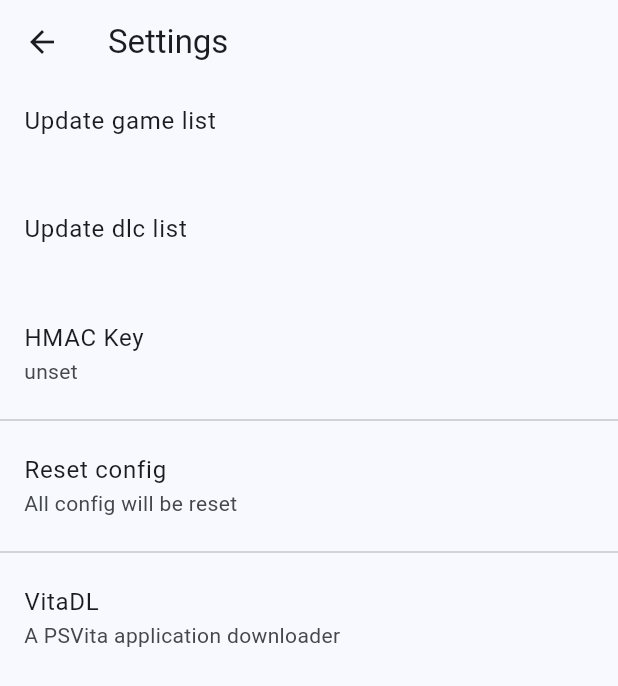
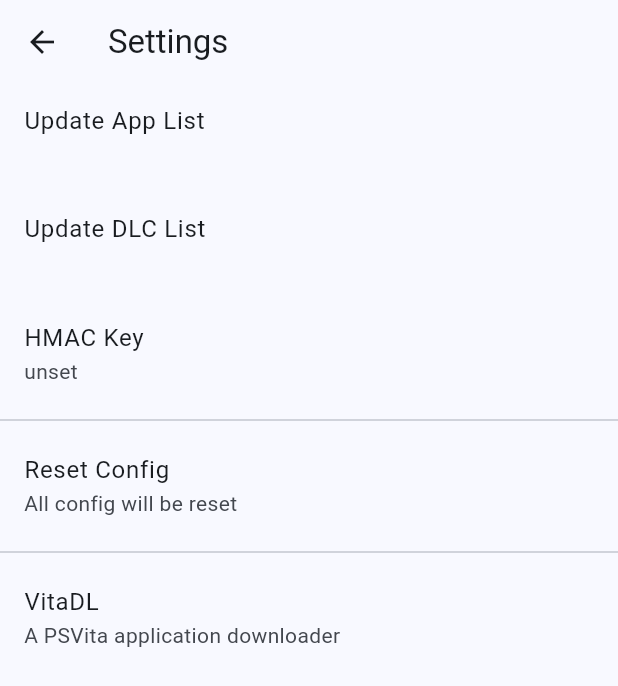
Before and after one commit to Txiaoshen6666/fnps, a Flutter app: the screen it shows after launch, after a tap on "Settings", on a phone screen of 412 x 824 dp. Shown: the top 686 px of the screen. Run offline on Flutter 3.47's test engine with Material 3 defaults, Android fonts, the phone set to English and light mode, and no system bars; our stand-ins replace csv, file_picker, flutter_dotenv, sqflite, sqflite_common_ffi; accounts and stored records are empty; generated files the repository leaves out were written again.

Commit message:
feat: add i10n

```diff
--- /dev/null
+++ b/l10n.yaml
@@ -0,0 +1,3 @@
+arb-dir: lib/l10n
+template-arb-file: app_en.arb
+output-localization-file: app_localizations.dart
--- a/lib/main.dart
+++ b/lib/main.dart
@@ -2,6 +2,7 @@ import 'package:flutter/material.dart';
 import 'package:provider/provider.dart';
 import 'package:flutter_dotenv/flutter_dotenv.dart';
 import 'package:sqflite_common_ffi/sqflite_ffi.dart';
+import 'package:flutter_gen/gen_l10n/app_localizations.dart';
 import 'package:vita_dl/provider/config_provider.dart';
 import 'package:vita_dl/model/content_model.dart';
 import 'package:vita_dl/screens/content_screen.dart';
@@ -33,6 +34,8 @@ class VitaDL extends StatelessWidget {
         colorScheme: ColorScheme.fromSeed(seedColor: Colors.blue),
         useMaterial3: true,
       ),
+      localizationsDelegates: AppLocalizations.localizationsDelegates,
+      supportedLocales: AppLocalizations.supportedLocales,
       home: const HomeScreen(title: 'VitaDL'),
       routes: {
         '/settings': (context) => const SettingsScreen(),
--- a/lib/screens/home_screen.dart
+++ b/lib/screens/home_screen.dart
@@ -1,10 +1,10 @@
 import 'package:flutter/material.dart';
+import 'package:flutter_gen/gen_l10n/app_localizations.dart';
 import 'package:provider/provider.dart';
+import 'package:vita_dl/database/database_helper.dart';
 import 'package:vita_dl/model/config_model.dart';
+import 'package:vita_dl/model/content_model.dart';
 import 'package:vita_dl/provider/config_provider.dart';
-
-import '../database/database_helper.dart';
-import '../model/content_model.dart';
 
 class HomeScreen extends StatefulWidget {
   const HomeScreen({super.key, required this.title});
@@ -138,8 +138,8 @@ class _HomePageState extends State<HomeScreen> {
               child: Column(
               mainAxisAlignment: MainAxisAlignment.center,
               children: [
-                const Text(
-                  'Please add contents in settings.',
+                Text(
+                  AppLocalizations.of(context)!.addContentsNotice,
                   style: TextStyle(fontSize: 16, fontWeight: FontWeight.bold),
                 ),
                 const SizedBox(height: 24),
@@ -150,7 +150,7 @@ class _HomePageState extends State<HomeScreen> {
                         _fetchRegions();
                       });
                     },
-                    child: const Text('Settings')),
+                    child: Text(AppLocalizations.of(context)!.settings)),
               ],
             ))
           : Column(children: [
--- a/lib/screens/settings_screen.dart
+++ b/lib/screens/settings_screen.dart
@@ -1,16 +1,15 @@
 import 'dart:developer';
 import 'dart:io';
-
 import 'package:csv/csv.dart';
 import 'package:file_picker/file_picker.dart';
 import 'package:flutter/material.dart';
 import 'package:provider/provider.dart';
+import 'package:flutter_gen/gen_l10n/app_localizations.dart';
+import 'package:vita_dl/database/database_helper.dart';
 import 'package:vita_dl/model/config_model.dart';
 import 'package:vita_dl/provider/config_provider.dart';
 import 'package:vita_dl/model/content_model.dart';
 import 'package:vita_dl/utils/uri.dart';
-
-import '../database/database_helper.dart';
 
 class SettingsScreen extends StatefulWidget {
   const SettingsScreen({super.key});
@@ -108,43 +107,43 @@ class _SettingsScreen extends State<SettingsScreen> {
 
     return Scaffold(
         appBar: AppBar(
-          title: const Text('Settings'),
+          title: Text(AppLocalizations.of(context)!.settings),
         ),
         body: Column(
           children: [
             ListTile(
-              title: const Text('Update game list'),
+              title: Text(AppLocalizations.of(context)!.updateAppList),
               subtitle: Text(
                   config.app.updateTime.replaceAll('T', ' ').split('.').first),
               onTap: () => _pickTsvFile('app'),
             ),
             ListTile(
-              title: const Text('Update dlc list'),
+              title: Text(AppLocalizations.of(context)!.updateDLCList),
               subtitle: Text(
                   config.dlc.updateTime.replaceAll('T', ' ').split('.').first),
               onTap: () => _pickTsvFile('dlc'),
             ),
             ListTile(
-              title: const Text('HMAC Key'),
+              title: Text(AppLocalizations.of(context)!.hmacKey),
               subtitle: Text(config.hmacKey),
               onTap: () => showDialog<String>(
                 context: context,
                 builder: (BuildContext context) => AlertDialog(
-                  title: const Text('HMAC Key'),
+                  title: Text(AppLocalizations.of(context)!.hmacKey),
                   content: TextField(
                     controller: hmacKeyController,
                   ),
                   actions: <Widget>[
                     TextButton(
                       onPressed: () => Navigator.pop(context, 'Cancal'),
-                      child: const Text('Cancal'),
+                      child: Text(AppLocalizations.of(context)!.cancel),
                     ),
                     TextButton(
                       onPressed: () {
                         _updateHmacKey(hmacKeyController.text);
                         Navigator.pop(context, 'OK');
                       },
-                      child: const Text('OK'),
+                      child: Text(AppLocalizations.of(context)!.ok),
                     ),
                   ],
                 ),
@@ -152,8 +151,8 @@ class _SettingsScreen extends State<SettingsScreen> {
             ),
             const Divider(),
             ListTile(
-              title: const Text('Reset config'),
-              subtitle: const Text('All config will be reset'),
+              title: Text(AppLocalizations.of(context)!.resetConfig),
+              subtitle: Text(AppLocalizations.of(context)!.resetConfigSub),
               onTap: resetConfig,
             ),
             const Divider(),
--- a/pubspec.yaml
+++ b/pubspec.yaml
@@ -47,6 +47,9 @@ dependencies:
   crypto: ^3.0.5
   xml: ^6.5.0
   flutter_dotenv: ^5.1.0
+  flutter_localizations:
+    sdk: flutter
+  intl: any
 
 dev_dependencies:
   flutter_test:
@@ -64,6 +67,8 @@ dev_dependencies:
 
 # The following section is specific to Flutter packages.
 flutter:
+
+  generate: true
 
   # The following line ensures that the Material Icons font is
   # included with your application, so that you can use the icons in
```
Also changed, not shown: lib/l10n/app_en.arb (added, +30 -0 lines), lib/l10n/app_zh.arb (added, +30 -0 lines), lib/screens/content_screen.dart (+32 -24 lines), pubspec.lock.
